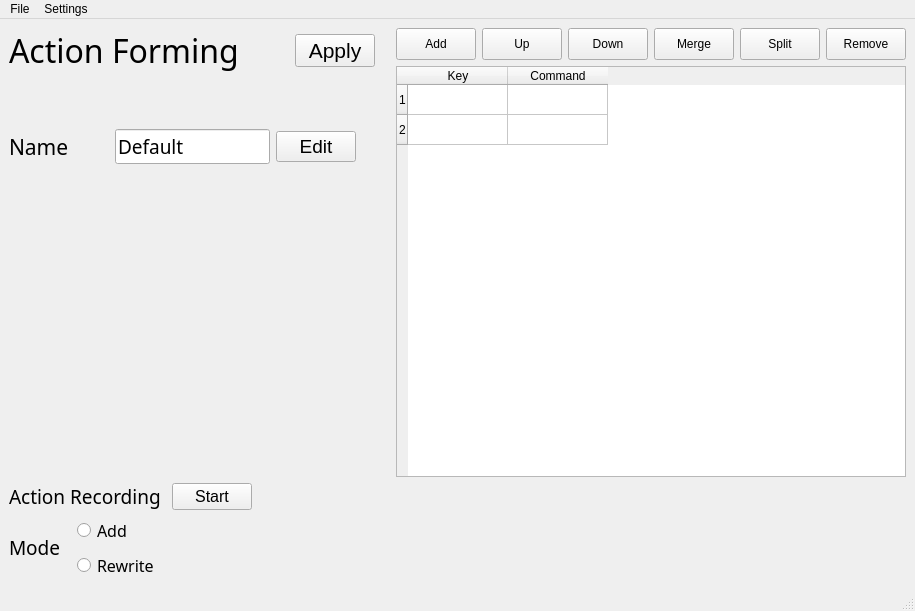
Above: ui/ActionMain.ui from GefoS/Knowledge-Coil before the change. Below: the same form after it.
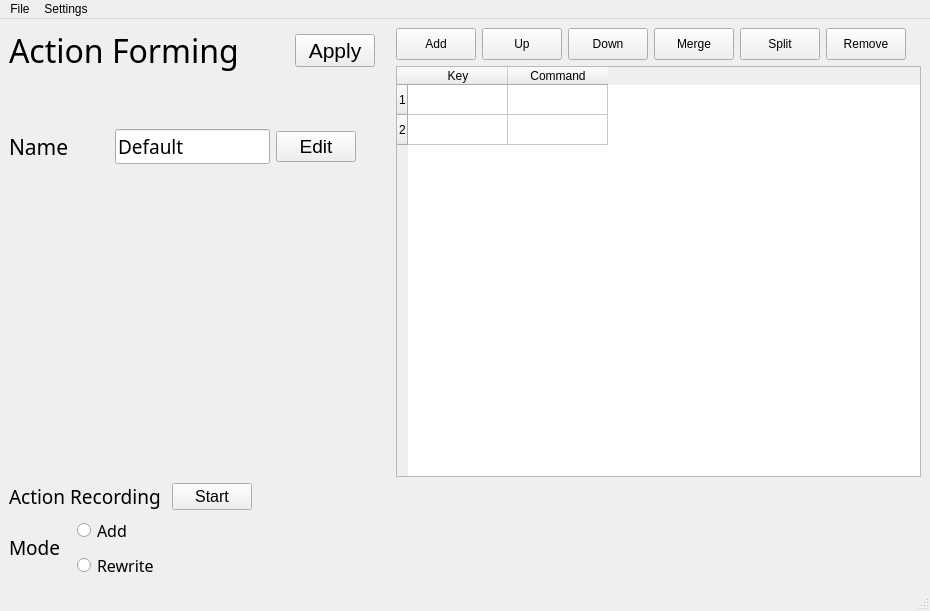
That is the form after the change. Icons and pictures are not drawn.

```diff
--- a/ui/ActionMain.ui
+++ b/ui/ActionMain.ui
@@ -6,7 +6,7 @@
    <rect>
     <x>0</x>
     <y>0</y>
-    <width>909</width>
+    <width>930</width>
     <height>611</height>
    </rect>
   </property>
@@ -558,7 +558,7 @@
     <rect>
      <x>0</x>
      <y>0</y>
-     <width>909</width>
+     <width>930</width>
      <height>21</height>
     </rect>
    </property>
```
Left out of the diff: 4 changed lines with no effect on the pictures.
